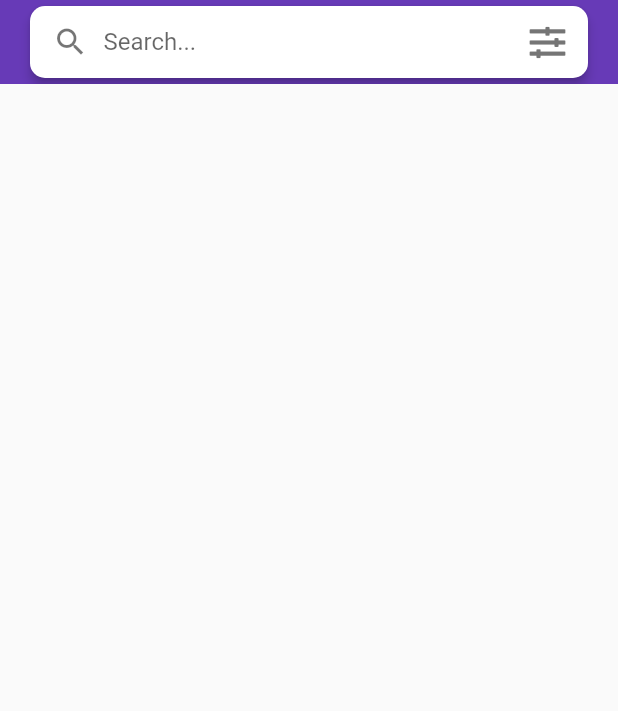
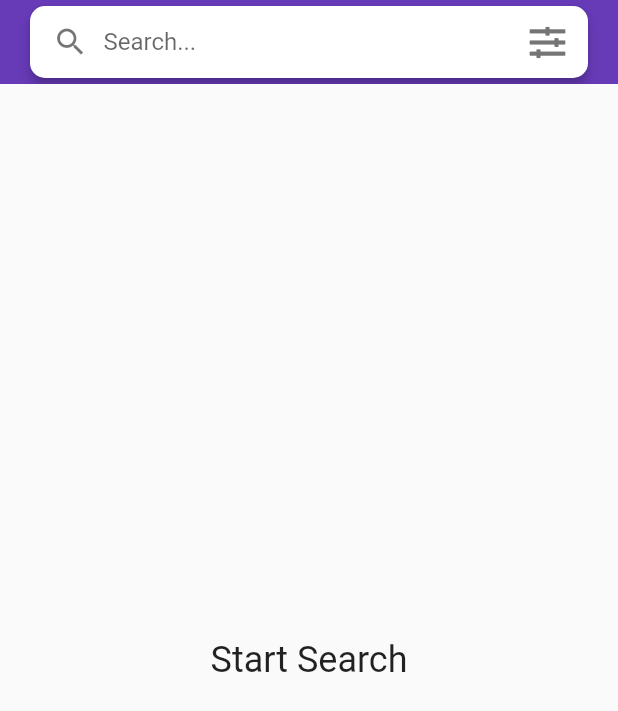
Before and after one commit to yaostyle/Flutter-Property-Finder, a Flutter app: the screen it shows after launch, on a phone screen of 412 x 824 dp. Shown: the top 711 px of the screen. Run offline on Flutter 3.47's test engine with Material 2 defaults, Android fonts, the phone set to English and light mode, and no system bars; our stand-ins replace built_collection, built_value, font_awesome_flutter; generated files the repository leaves out were written again.

Commit message:
Added search result status.

```diff
--- a/lib/models/property_scoped_model.dart
+++ b/lib/models/property_scoped_model.dart
@@ -7,10 +7,16 @@ import 'package:http/http.dart' as http;
 
 class PropertyScopedModel extends Model {
   List<Property> _properties = [];
+  bool _isLoading = false;
+  String _statusText = "Start Search";
+
   List<Property> get properties => _properties;
 
-  bool _isLoading = false;
   bool get isLoading => _isLoading;
+
+  String get statusText => _statusText;
+
+  int getPropertyCount() => _properties.length;
 
   Future<dynamic> _getData(String place) async {
     String uri =
@@ -31,6 +37,10 @@ class PropertyScopedModel extends Model {
     _properties =
         nestoria.response.listings.map((property) => property).toList();
 
+    if (nestoria.response.listings.isEmpty) {
+      _statusText = "Nothing found";
+    }
+
     _isLoading = false;
     notifyListeners();
   }
--- a/lib/screens/search_screen.dart
+++ b/lib/screens/search_screen.dart
@@ -23,13 +23,22 @@ class SearchScreen extends StatelessWidget {
                         child: CircularProgressIndicator(),
                       ),
                     )
+                  : model.getPropertyCount() < 1
+                      ? SliverFillRemaining(
+                          child: Center(
+                            child: Text(model.statusText,
+                                style: Theme.of(context).textTheme.headline),
+                          ),
+                        )
                       : SliverList(
-                      delegate: SliverChildBuilderDelegate((context, index) {
+                          delegate:
+                              SliverChildBuilderDelegate((context, index) {
                             return Column(
                               children: <Widget>[
                                 PropertyItem(model.properties[index]),
                                 Padding(
-                              padding: const EdgeInsets.symmetric(horizontal: 16.0),
+                                  padding: const EdgeInsets.symmetric(
+                                      horizontal: 16.0),
                                   child: Divider(
                                     height: 1,
                                     color: Colors.grey,
@@ -37,7 +46,7 @@ class SearchScreen extends StatelessWidget {
                                 )
                               ],
                             );
-                      }, childCount: model.properties.length),
+                          }, childCount: model.getPropertyCount()),
                         )
             ],
           );
```
Lines whose indentation alone changed are shown as unchanged.
